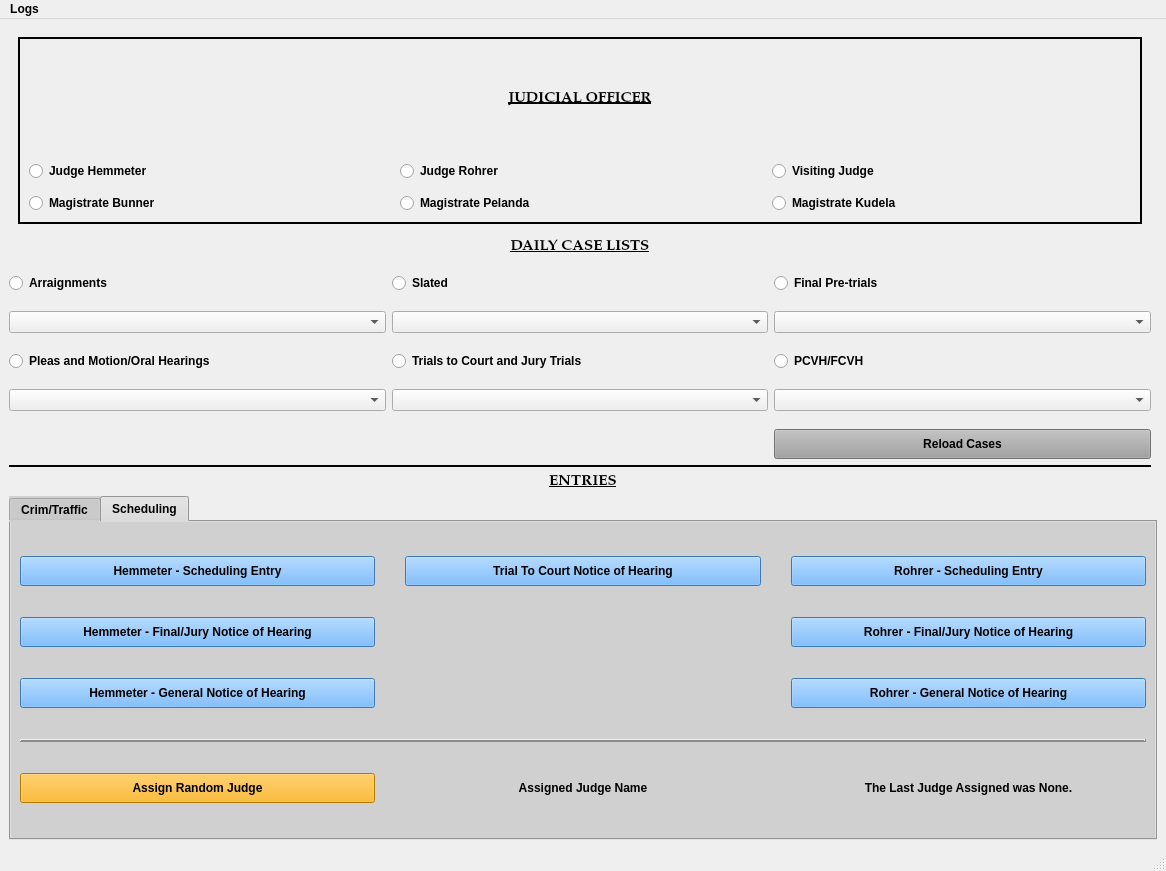
Old version of the form munientry/views/ui/MainWindow.ui in the repository HunterProgram22/MuniEntry.
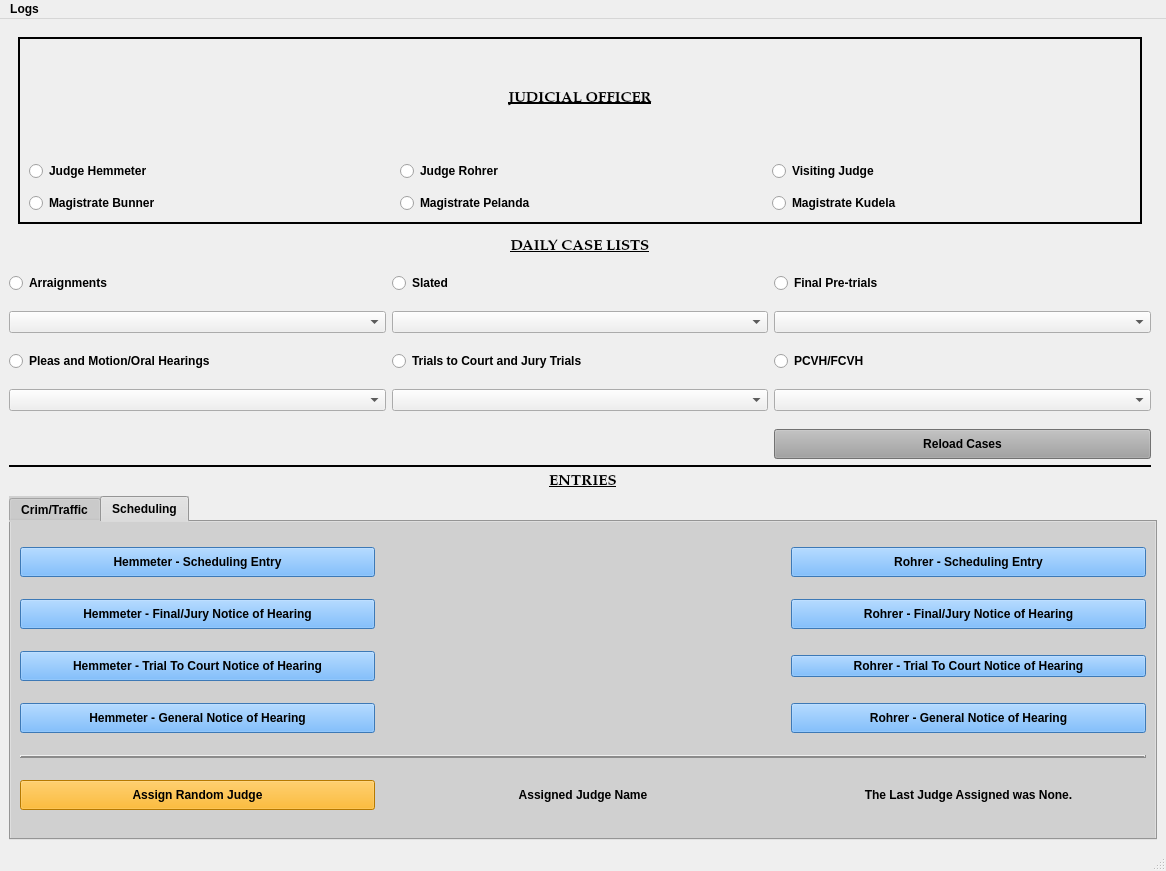
New version of the form. The open tabs and pages were chosen to show the change. Custom widgets are drawn as their Qt base class.

Commit message: Refactored trial to court templates into one for each judge.

```diff
--- a/munientry/views/ui/MainWindow.ui
+++ b/munientry/views/ui/MainWindow.ui
@@ -711,6 +711,22 @@
             <property name="verticalSpacing">
              <number>6</number>
             </property>
+            <item row="3" column="2">
+             <widget class="QPushButton" name="rohrer_general_hearingButton">
+              <property name="minimumSize">
+               <size>
+                <width>120</width>
+                <height>30</height>
+               </size>
+              </property>
+              <property name="styleSheet">
+               <string notr="true">background-color: rgb(85, 170, 255);</string>
+              </property>
+              <property name="text">
+               <string>Rohrer - General Notice of Hearing</string>
+              </property>
+             </widget>
+            </item>
             <item row="0" column="0">
              <widget class="QPushButton" name="hemmeter_schedulingEntryButton">
               <property name="minimumSize">
@@ -775,55 +791,7 @@
               </property>
              </widget>
             </item>
-            <item row="0" column="1">
-             <widget class="QPushButton" name="trial_to_court_hearingEntryButton">
-              <property name="minimumSize">
-               <size>
-                <width>120</width>
-                <height>30</height>
-               </size>
-              </property>
-              <property name="styleSheet">
-               <string notr="true">background-color: rgb(85, 170, 255);</string>
-              </property>
-              <property name="text">
-               <string>Trial To Court Notice of Hearing</string>
-              </property>
-             </widget>
-            </item>
-            <item row="2" column="0">
-             <widget class="QPushButton" name="hemmeter_general_hearingButton">
-              <property name="minimumSize">
-               <size>
-                <width>120</width>
-                <height>30</height>
-               </size>
-              </property>
-              <property name="styleSheet">
-               <string notr="true">background-color: rgb(85, 170, 255);</string>
-              </property>
-              <property name="text">
-               <string>Hemmeter - General Notice of Hearing</string>
-              </property>
-             </widget>
-            </item>
-            <item row="2" column="2">
-             <widget class="QPushButton" name="rohrer_general_hearingButton">
-              <property name="minimumSize">
-               <size>
-                <width>120</width>
-                <height>30</height>
-               </size>
-              </property>
-              <property name="styleSheet">
-               <string notr="true">background-color: rgb(85, 170, 255);</string>
-              </property>
-              <property name="text">
-               <string>Rohrer - General Notice of Hearing</string>
-              </property>
-             </widget>
-            </item>
-            <item row="3" column="0" colspan="3">
+            <item row="6" column="0" colspan="3">
              <widget class="Line" name="line_3">
               <property name="frameShadow">
                <enum>QFrame::Raised</enum>
@@ -836,7 +804,7 @@
               </property>
              </widget>
             </item>
-            <item row="4" column="0">
+            <item row="7" column="0">
              <widget class="QPushButton" name="random_judge_Button">
               <property name="minimumSize">
                <size>
@@ -852,7 +820,23 @@
               </property>
              </widget>
             </item>
-            <item row="4" column="2">
+            <item row="7" column="1">
+             <widget class="QLabel" name="assign_judge_label">
+              <property name="maximumSize">
+               <size>
+                <width>16777215</width>
+                <height>75</height>
+               </size>
+              </property>
+              <property name="text">
+               <string>Assigned Judge Name</string>
+              </property>
+              <property name="alignment">
+               <set>Qt::AlignCenter</set>
+              </property>
+             </widget>
+            </item>
+            <item row="7" column="2">
              <widget class="QLabel" name="last_judge_assigned_label">
               <property name="maximumSize">
                <size>
@@ -871,19 +855,45 @@
               </property>
              </widget>
             </item>
-            <item row="4" column="1">
-             <widget class="QLabel" name="assign_judge_label">
-              <property name="maximumSize">
+            <item row="2" column="2">
+             <widget class="QPushButton" name="rohrer_trial_court_hearingButton">
+              <property name="styleSheet">
+               <string notr="true">background-color: rgb(85, 170, 255);</string>
+              </property>
+              <property name="text">
+               <string>Rohrer - Trial To Court Notice of Hearing</string>
+              </property>
+             </widget>
+            </item>
+            <item row="2" column="0">
+             <widget class="QPushButton" name="hemmeter_trial_court_hearingButton">
+              <property name="minimumSize">
                <size>
-                <width>16777215</width>
-                <height>75</height>
+                <width>120</width>
+                <height>30</height>
                </size>
               </property>
+              <property name="styleSheet">
+               <string notr="true">background-color: rgb(85, 170, 255);</string>
+              </property>
               <property name="text">
-               <string>Assigned Judge Name</string>
+               <string>Hemmeter - Trial To Court Notice of Hearing</string>
               </property>
-              <property name="alignment">
-               <set>Qt::AlignCenter</set>
+             </widget>
+            </item>
+            <item row="3" column="0">
+             <widget class="QPushButton" name="hemmeter_general_hearingButton">
+              <property name="minimumSize">
+               <size>
+                <width>120</width>
+                <height>30</height>
+               </size>
+              </property>
+              <property name="styleSheet">
+               <string notr="true">background-color: rgb(85, 170, 255);</string>
+              </property>
+              <property name="text">
+               <string>Hemmeter - General Notice of Hearing</string>
               </property>
              </widget>
             </item>
```
The commit also changes 13 other files.
